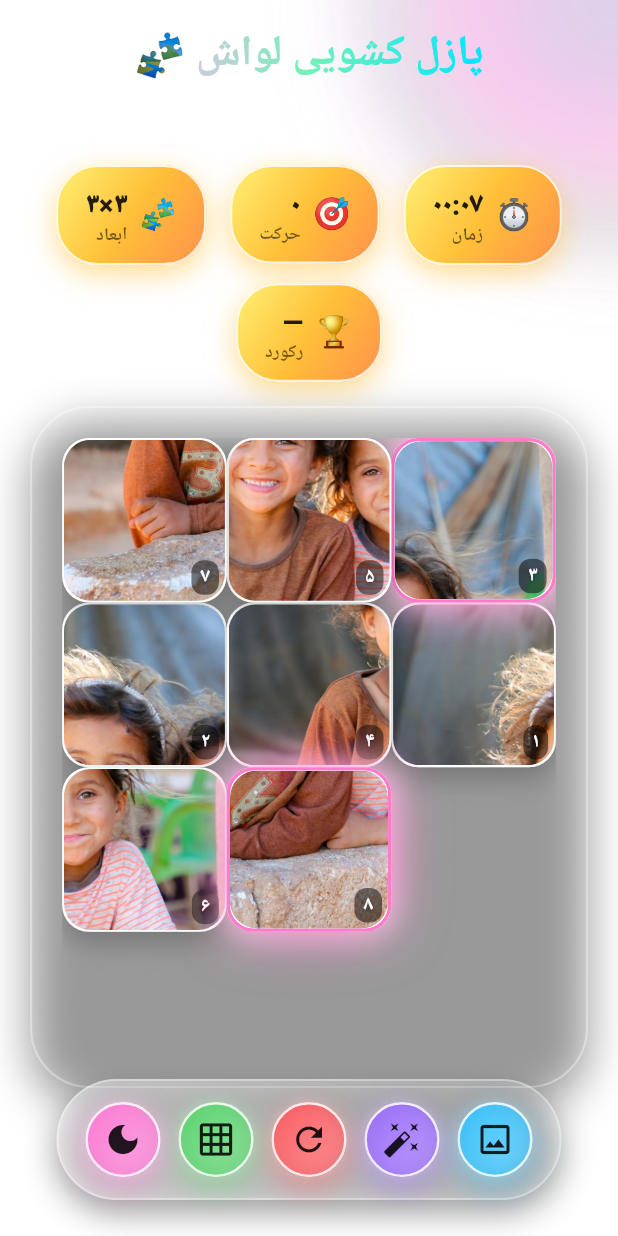
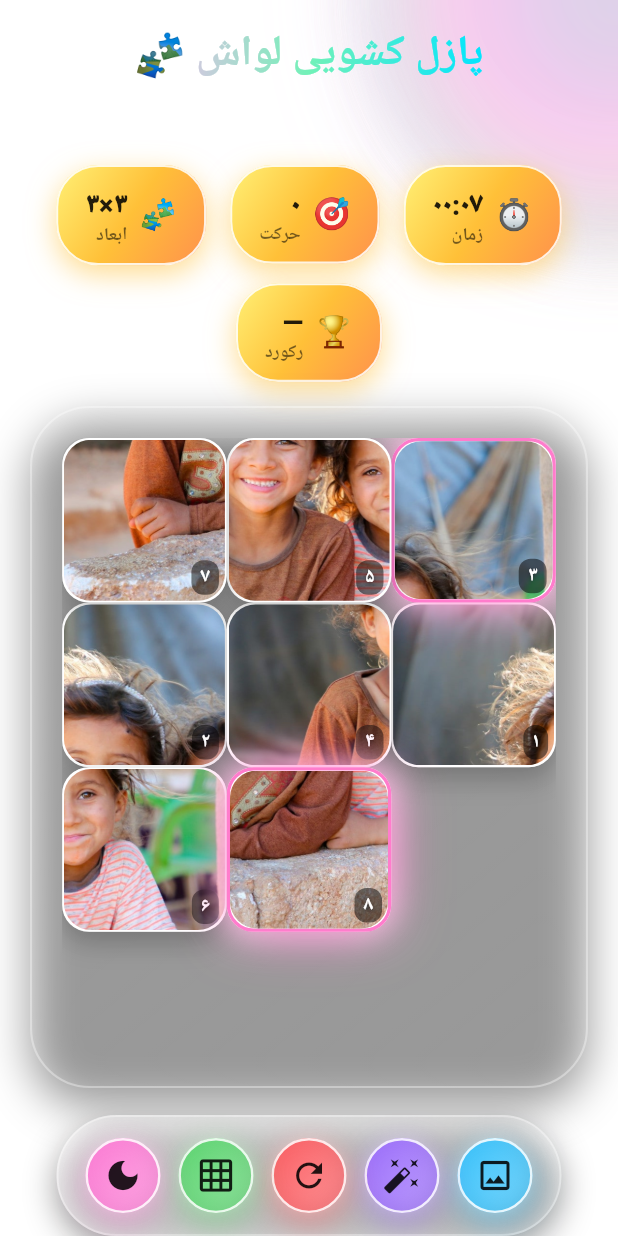
Before and after one commit to kamyarmg/lavash, a Flutter app: the screen it shows after launch, on a phone screen of 412 x 824 dp. Run offline on Flutter 3.47's test engine with Material 3 defaults, Android fonts, the phone set to English and light mode, and no system bars; our stand-ins replace google_fonts, image_picker, shared_preferences; Roboto replaces fonts that are missing (Vazirmatn).

Commit message:
Remove bottom padding from ActionBar for full edge alignment; add comments on SafeArea usage

```diff
--- a/lib/main.dart
+++ b/lib/main.dart
@@ -1137,8 +1137,12 @@ class _ActionBar extends StatelessWidget {
   });
   @override
   Widget build(BuildContext context) {
+    // برای چسبیدن کامل به پایین، padding پایینی قبلی حذف شد.
+    // اگر بخواهید فضای امن (SafeArea) موبایل‌های ناچ‌دار حفظ شود، می‌توانید SafeArea را فعال کنید.
+    // در حال حاضر عمداً از SafeArea صرفنظر شده تا کاملاً به لبه بچسبد. در صورت نیاز:
+    // return SafeArea(top: false, child: ...)
     return Padding(
-      padding: const EdgeInsets.fromLTRB(16, 0, 16, 24),
+      padding: const EdgeInsets.fromLTRB(16, 0, 16, 0),
       child: Center(
         child: Container(
           padding: const EdgeInsets.symmetric(horizontal: 18, vertical: 14),
```
